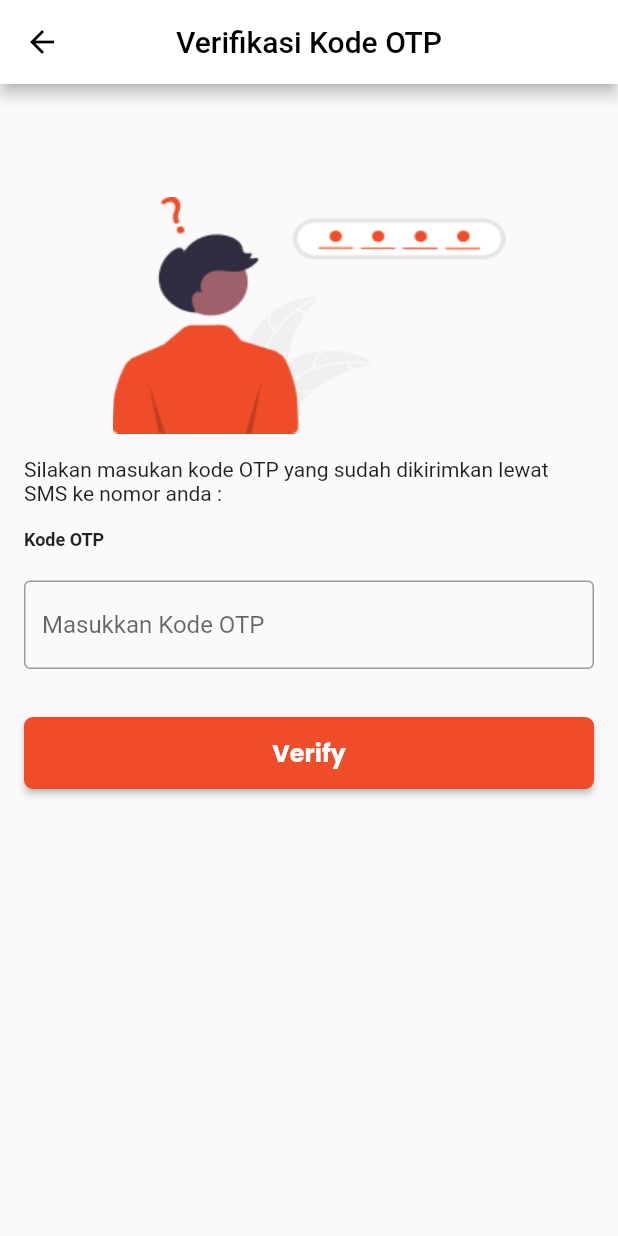
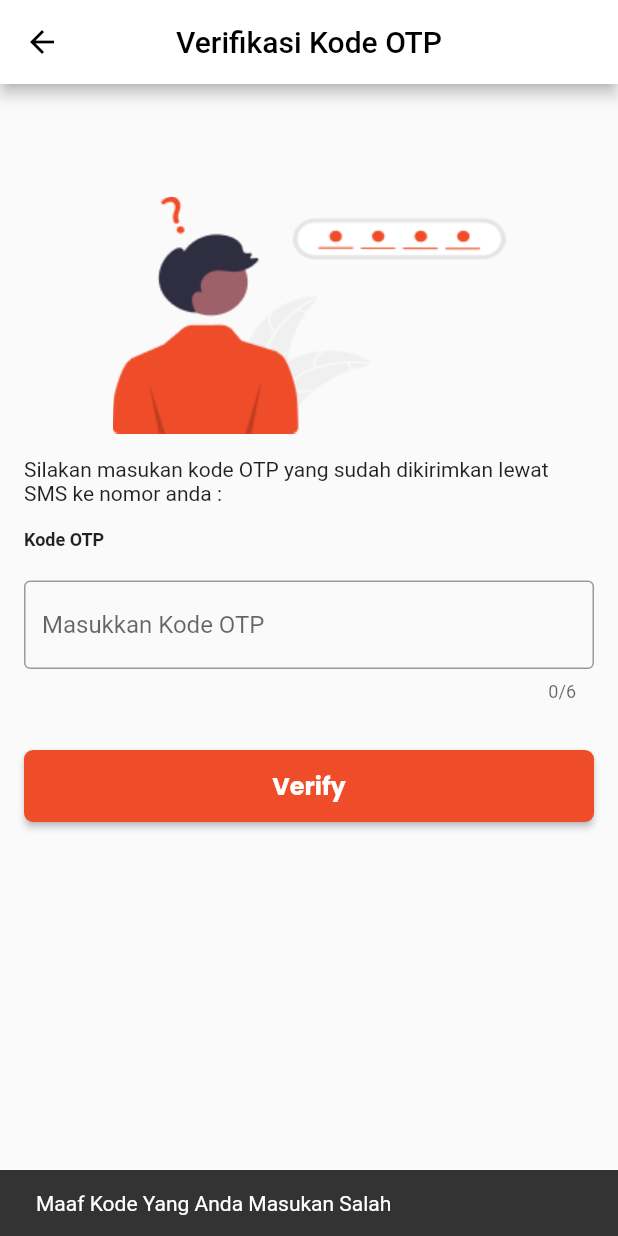
Before and after one commit to dandyrahmatzain21/otp_verification, a Flutter app: the VerificationScreen screen opened directly with empty values, after a tap on "Verify", on a phone screen of 412 x 824 dp. Run offline on Flutter 3.47's test engine with Material 2 defaults, Android fonts, the phone set to English and light mode, and no system bars; our stand-ins replace google_fonts; missing offline and left inert: twilio_phone_verify.

Commit message:
Ditambah Validasi Dan Snackbar

```diff
--- a/lib/verification_code.dart
+++ b/lib/verification_code.dart
@@ -21,10 +21,10 @@ class _VerificationScreenState extends State<VerificationScreen> {
     noHpUser = widget.noHp;
 
     //replace here
-    twilioPhoneVerify = TwilioPhoneVerify(
-        accountSid: 'XXXXXXXXXXXXXXXXXXXXXXXXXXXXXXXXXX',
-        serviceSid: 'XXXXXXXXXXXXXXXXXXXXXXXXXXXXXXXXXX',
-        authToken: 'XXXXXXXXXXXXXXXXXXXXXXXXXXXXXXXXXX');
+        twilioPhoneVerify = TwilioPhoneVerify(
+        accountSid: 'XXXXXXXXXXXXXXXXXXXXXXXXXXXXXXXXX',
+        serviceSid: 'XXXXXXXXXXXXXXXXXXXXXXXXXXXXXXXXX',
+        authToken: 'XXXXXXXXXXXXXXXXXXXXXXXXXXXXXXXXX');
     //until here
   }
 
@@ -63,9 +63,19 @@ class _VerificationScreenState extends State<VerificationScreen> {
             ),
             Container(
               padding: const EdgeInsets.symmetric(horizontal: 16, vertical: 16),
-              child: TextField(
+              child: TextFormField(
                 controller: otpCodeController,
+                autovalidateMode: AutovalidateMode.onUserInteraction,
+                validator: (value) {
+                    if (value!.isEmpty) {
+                        return "Tidak Boleh Kosong";
+                      } else if (value!.length < 6) {
+                        return "Kode Kurang Dari 6";
+                      }
+                  return null;
+                },
                 keyboardType: TextInputType.number,
+                maxLength: 6,
                 // inputFormatters: <TextInputFormatter>[
                 //   FilteringTextInputFormatter.allow(RegExp(r'[0-9]')),
                 //   FilteringTextInputFormatter.digitsOnly
@@ -118,14 +128,20 @@ class _VerificationScreenState extends State<VerificationScreen> {
       if (twilioResponse.successful!) {
         if (twilioResponse.verification?.status == VerificationStatus.approved) {
           print('Phone number is approved');
+          ScaffoldMessenger.of(context)
+          .showSnackBar(SnackBar(content: Text("No Ponsel Sudah Terverifikasi")));
         } else {
           print('Invalid code');
+          ScaffoldMessenger.of(context)
+          .showSnackBar(SnackBar(content: Text("Maaf Kode Yang Anda Masukan Salah")));
         }
       } else {
         print(twilioResponse.errorMessage);
       }
     } else {
       print("Kode OTP kurang dari 6");
+      ScaffoldMessenger.of(context)
+      .showSnackBar(SnackBar(content: Text("Maaf Kode Yang Anda Masukan Salah")));
     }
   }
 
@@ -137,8 +153,12 @@ class _VerificationScreenState extends State<VerificationScreen> {
 
     if (twilioResponse.successful!) {
       print("send code success");
+      ScaffoldMessenger.of(context)
+      .showSnackBar(SnackBar(content: Text("Kode Sukses Dikirim")));
     } else {
       print("send code failed : ${twilioResponse.errorMessage}");
+      ScaffoldMessenger.of(context)
+      .showSnackBar(SnackBar(content: Text("Kode Tidak Terkirim")));
     }
 
   }
```
